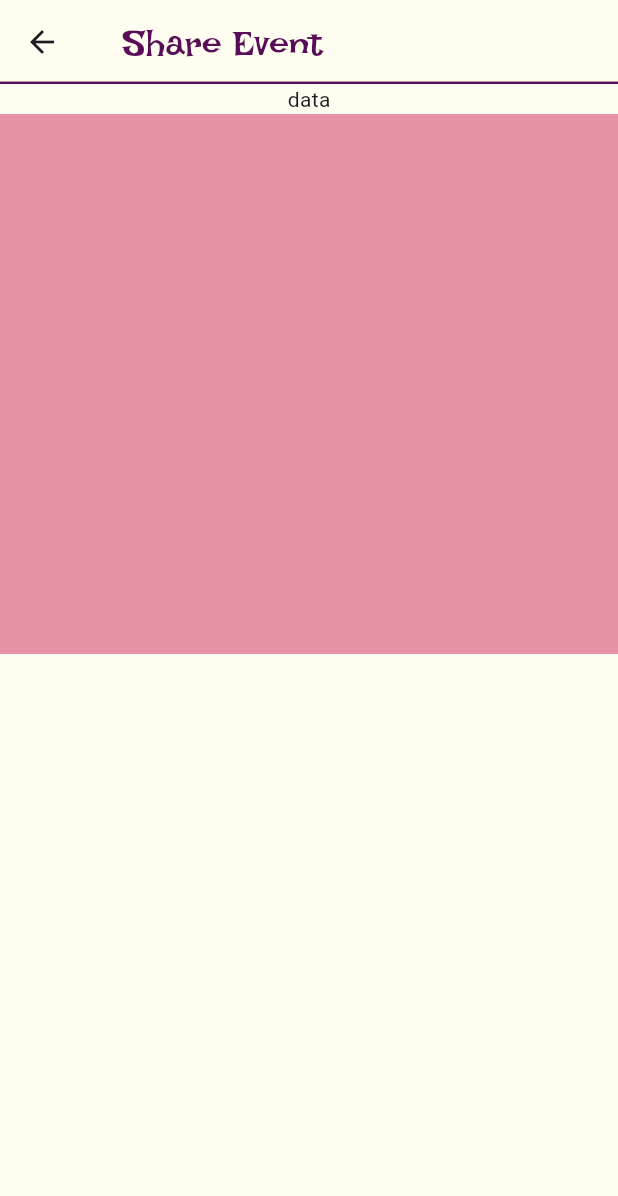
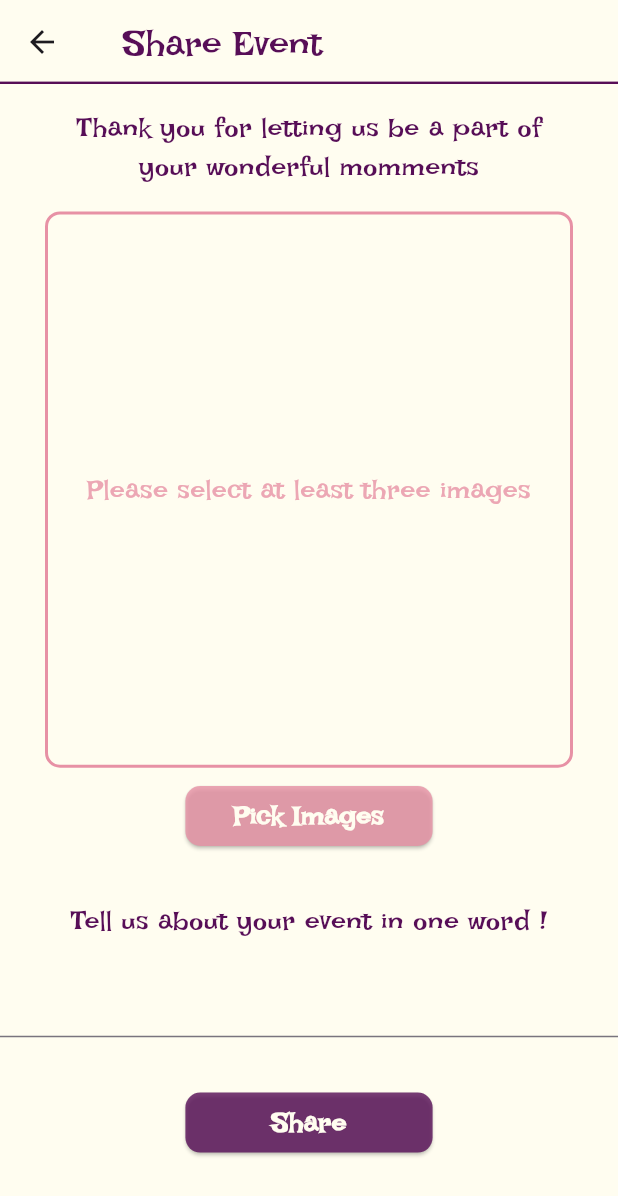
Before and after one commit to noorAlnablsi/eventique, a Flutter app: the ShareEventScreen screen opened by its route, on a phone screen of 412 x 824 dp. Shown: the top 1196 px of the screen. Run offline on Flutter 3.47's test engine with Material 3 defaults, Android fonts, the phone set to English and light mode, and no system bars; our stand-ins replace cached_network_image, carousel_slider, cloud_firestore, confetti, curved_labeled_navigation_bar, easy_localization and 13 more; missing offline and left inert: flutter_facebook_auth; accounts and stored records are empty.

Commit message:
share event screen

```diff
--- a/lib/screens/share_event_screen.dart
+++ b/lib/screens/share_event_screen.dart
@@ -6,6 +6,7 @@ class ShareEventScreen extends StatelessWidget {
 
   @override
   Widget build(BuildContext context) {
+    final size = MediaQuery.of(context).size;
     return Scaffold(
       backgroundColor: white,
       appBar: AppBar(
@@ -32,10 +33,105 @@ class ShareEventScreen extends StatelessWidget {
         child: Column(
           crossAxisAlignment: CrossAxisAlignment.center,
           children: [
-            Text('data'),
+            SizedBox(
+              height: size.height * 0.02,
+            ),
+            Text(
+              'Thank you for letting us be a part of',
+              style: TextStyle(
+                color: primary,
+                fontFamily: 'IrishGrover',
+                fontSize: 18,
+              ),
+            ),
+            Text(
+              'your wonderful momments',
+              style: TextStyle(
+                color: primary,
+                fontFamily: 'IrishGrover',
+                fontSize: 18,
+              ),
+            ),
+            SizedBox(
+              height: size.height * 0.02,
+            ),
             Container(
-              height: 360,
-              color: secondary,
+              height: size.height * 0.45,
+              margin: EdgeInsets.symmetric(horizontal: 30),
+              decoration: BoxDecoration(
+                borderRadius: BorderRadius.circular(10),
+                color: white,
+                border: Border.all(color: secondary, width: 2),
+              ),
+              child: Center(
+                child: Text(
+                  'Please select at least three images',
+                  style: TextStyle(
+                    color: secondary.withOpacity(0.8),
+                    fontFamily: 'IrishGrover',
+                    fontSize: 18,
+                  ),
+                ),
+              ),
+            ),
+            SizedBox(
+              height: size.height * 0.01,
+            ),
+            ElevatedButton(
+              onPressed: () {},
+              style: ElevatedButton.styleFrom(
+                backgroundColor: secondary.withOpacity(0.8),
+                fixedSize: Size(size.width * 0.4, size.height * 0.04),
+                shape: RoundedRectangleBorder(
+                  borderRadius: BorderRadius.circular(10),
+                ),
+              ),
+              child: Text(
+                'Pick Images',
+                style: TextStyle(
+                  fontFamily: 'IrishGrover',
+                  fontSize: 18,
+                  fontWeight: FontWeight.bold,
+                  color: white,
+                ),
+              ),
+            ),
+            SizedBox(
+              height: size.height * 0.04,
+            ),
+            Text(
+              'Tell us about your event in one word !',
+              style: TextStyle(
+                color: primary,
+                fontFamily: 'IrishGrover',
+                fontSize: 18,
+              ),
+            ),
+            SizedBox(
+              height: size.height * 0.02,
+            ),
+            TextField(),
+            SizedBox(
+              height: size.height * 0.04,
+            ),
+            ElevatedButton(
+              onPressed: () {},
+              style: ElevatedButton.styleFrom(
+                backgroundColor: primary.withOpacity(0.8),
+                fixedSize: Size(size.width * 0.4, size.height * 0.04),
+                shape: RoundedRectangleBorder(
+                  borderRadius: BorderRadius.circular(10),
+                ),
+              ),
+              child: Text(
+                'Share',
+                style: TextStyle(
+                  fontFamily: 'IrishGrover',
+                  fontSize: 18,
+                  fontWeight: FontWeight.bold,
+                  color: white,
+                ),
+              ),
             ),
           ],
         ),
```
